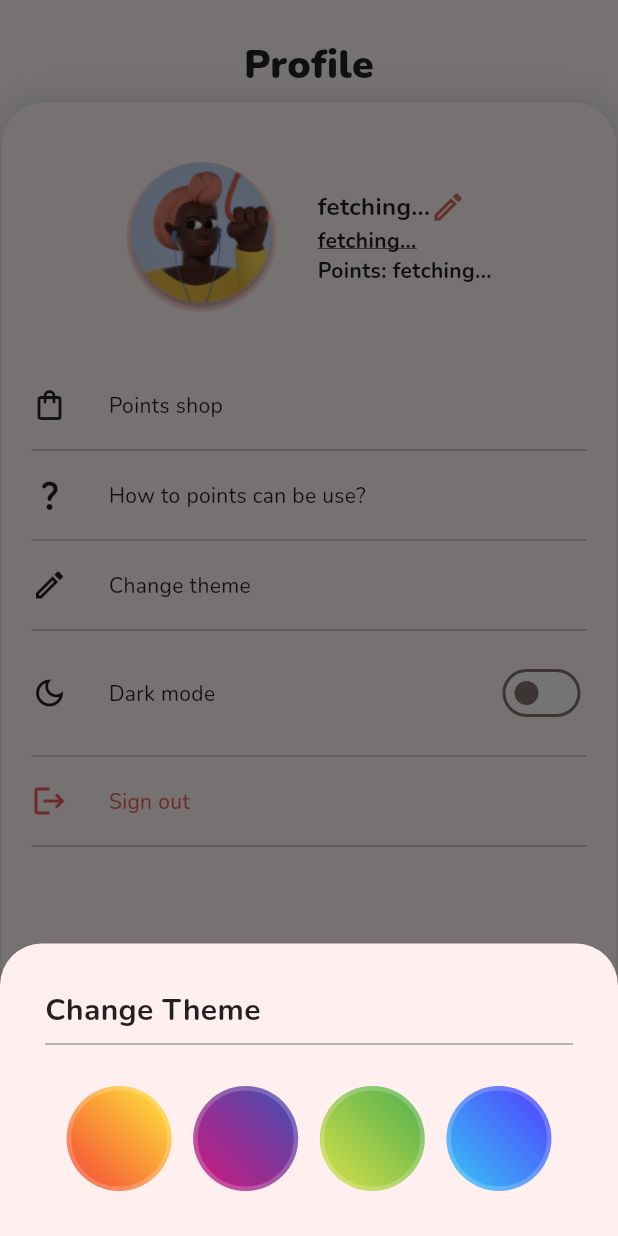
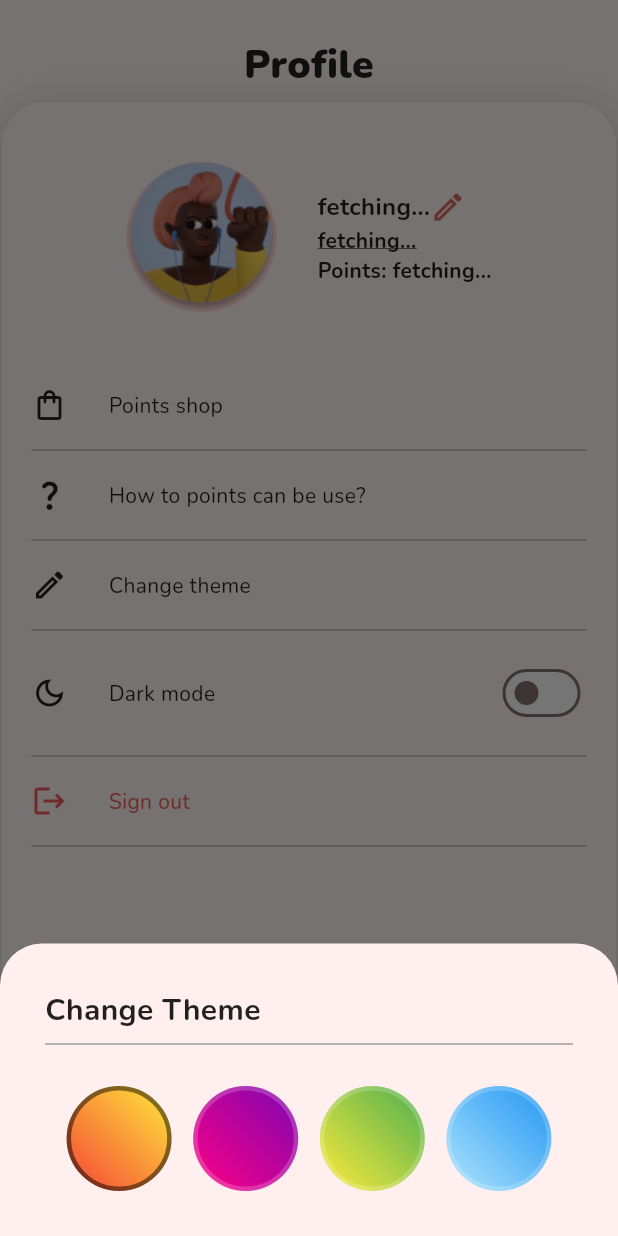
Before and after one commit to CheckmateTeam/Checkmate, a Flutter app: the screen it shows once a user with an empty profile is signed in, item 5 of the bottom bar chosen, after a tap on "Change theme", on a phone screen of 412 x 824 dp. Run offline on Flutter 3.47's test engine with Material 2 defaults, Android fonts, the phone set to English and light mode, and no system bars; our stand-ins replace cloud_firestore, firebase_auth, firebase_core, fl_chart, flutter_local_notifications, flutter_native_timezone and 6 more; missing offline and left inert: animated_snack_bar; accounts and stored records are empty; statements that could not run were skipped.

Commit message:
[ADD] radio button for theme with state

```diff
--- a/lib/pages/main/components/changeTheme.dart
+++ b/lib/pages/main/components/changeTheme.dart
@@ -15,89 +15,75 @@ class _ChangeThemeState extends State<ChangeTheme> {
         padding: const EdgeInsets.all(30.0),
         child: Column(
           crossAxisAlignment: CrossAxisAlignment.start,
-          children: [
-            const Text('Change Theme',
+          children: const [
+            Text('Change Theme',
                 style: TextStyle(
                   fontSize: 20,
                   fontWeight: FontWeight.bold,
                 )),
-            const Divider(
+            Divider(
               color: Colors.grey,
             ),
-            const SizedBox(height: 20),
-            Row(
-              mainAxisAlignment: MainAxisAlignment.spaceEvenly,
-              children: [
-                Container(
-                  width: 70,
-                  height: 70,
-                  decoration:  BoxDecoration(
-                    border: Border.all(width: 3, color: const Color.fromARGB(50, 255, 255, 255),),
-                    gradient: const LinearGradient(
-                      begin: Alignment.topRight,
-                      end: Alignment.bottomLeft,
-                      colors: [
-                        Colors.yellow,
-                        Colors.red,
-                      ],
-                    ),
-                    shape: BoxShape.circle,
-                  ),
-                ),
-                Container(
-                  width: 70,
-                  height: 70,
-                  decoration:  BoxDecoration(
-                    border: Border.all(width: 3, color: const Color.fromARGB(50, 255, 255, 255),),
-                    gradient: const LinearGradient(
-                      begin: Alignment.topRight,
-                      end: Alignment.bottomLeft,
-                      colors: [
-                        Colors.indigo,
-                        Color.fromARGB(255, 210, 22, 122),
-                      ],
-                    ),
-                    shape: BoxShape.circle,
-                  ),
-                ),
-                Container(
-                  width: 70,
-                  height: 70,
-                  decoration:  BoxDecoration(
-                    border: Border.all(width: 3, color: const Color.fromARGB(50, 255, 255, 255),),
-                    gradient: const LinearGradient(
-                      begin: Alignment.topRight,
-                      end: Alignment.bottomLeft,
-                      colors: [
-                        Colors.green,
-                        Color.fromARGB(255, 219, 224, 72),
-                      ],
-                    ),
-                    shape: BoxShape.circle,
-                  ),
-                ),
-                Container(
-                  width: 70,
-                  height: 70,
-                  decoration:  BoxDecoration(
-                    border: Border.all(width: 3, color: const Color.fromARGB(50, 255, 255, 255),),
-                    gradient: const LinearGradient(
-                      begin: Alignment.topRight,
-                      end: Alignment.bottomLeft,
-                      colors: [
-                        Color.fromARGB(255, 82, 59, 255),
-                        Color.fromARGB(255, 54, 200, 244),
-                      ],
-                    ),
-
-                    shape: BoxShape.circle,
-                  ),
-                ),
-              ],
-            )
+            SizedBox(height: 20),
+            ThemeRadio(),
           ],
         ),
       ),
     ]);
   }
 }
+
+class ThemeRadio extends StatefulWidget {
+  const ThemeRadio({super.key});
+  @override
+  State<ThemeRadio> createState() => _ThemeRadioState();
+}
+
+class _ThemeRadioState extends State<ThemeRadio> {
+  int value = 1; //Current theme
+  Widget customRadioButton(Color color1, Color color2, int index) {
+    return GestureDetector(
+      onTap: () {
+        setState(() {
+          value = index;
+        });
+      },
+      child: Container(
+        width: 70,
+        height: 70,
+        decoration: BoxDecoration(
+          border: Border.all(
+            width: 3,
+            color: (value == index)
+                ? const Color.fromARGB(124, 0, 0, 0)
+                : const Color.fromARGB(50, 255, 255, 255),
+          ),
+          gradient: LinearGradient(
+            begin: Alignment.topRight,
+            end: Alignment.bottomLeft,
+            colors: [
+              color1,
+              color2,
+            ],
+          ),
+          shape: BoxShape.circle,
+        ),
+      ),
+    );
+  }
+
+  @override
+  Widget build(BuildContext context) {
+    return Row(
+      mainAxisAlignment: MainAxisAlignment.spaceEvenly,
+      children: <Widget>[
+        customRadioButton(Colors.yellow, Colors.red, 1),
+        customRadioButton(const Color.fromARGB(255, 126, 6, 178),
+            const Color.fromARGB(255, 255, 0, 132), 2),
+        customRadioButton(Colors.green, Colors.yellow, 3),
+        customRadioButton(
+            Colors.blue, const Color.fromARGB(255, 174, 228, 252), 4)
+      ],
+    );
+  }
+}
```
Also changed, not shown: lib/pages/main/profile_page.dart (indentation only).
